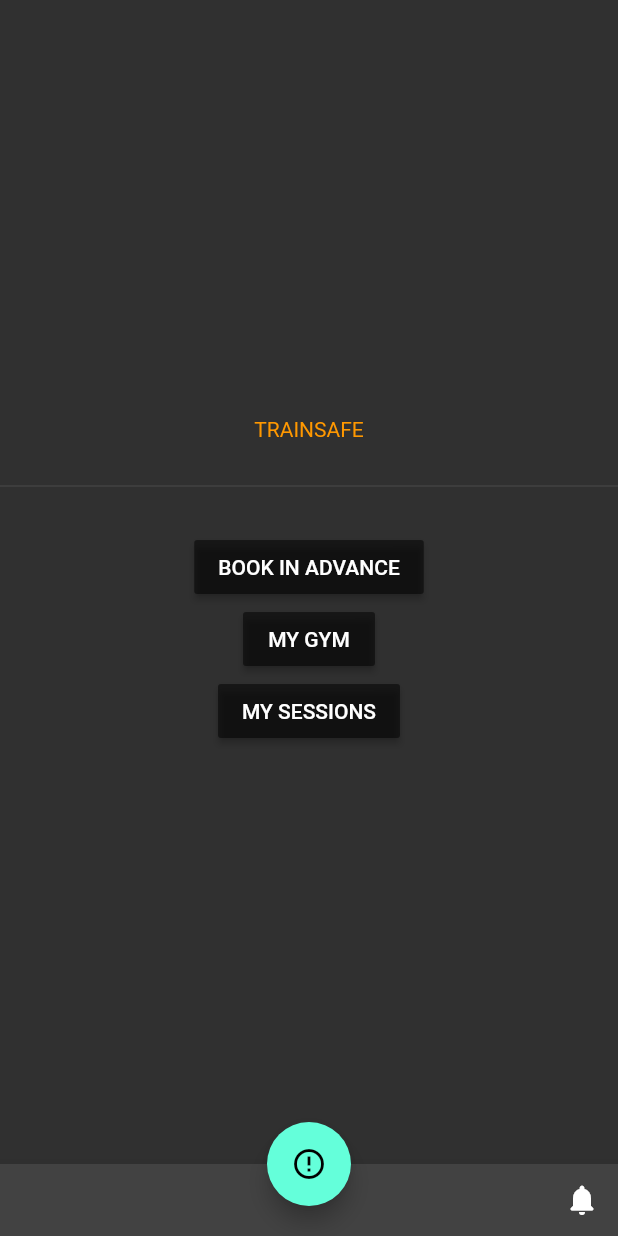
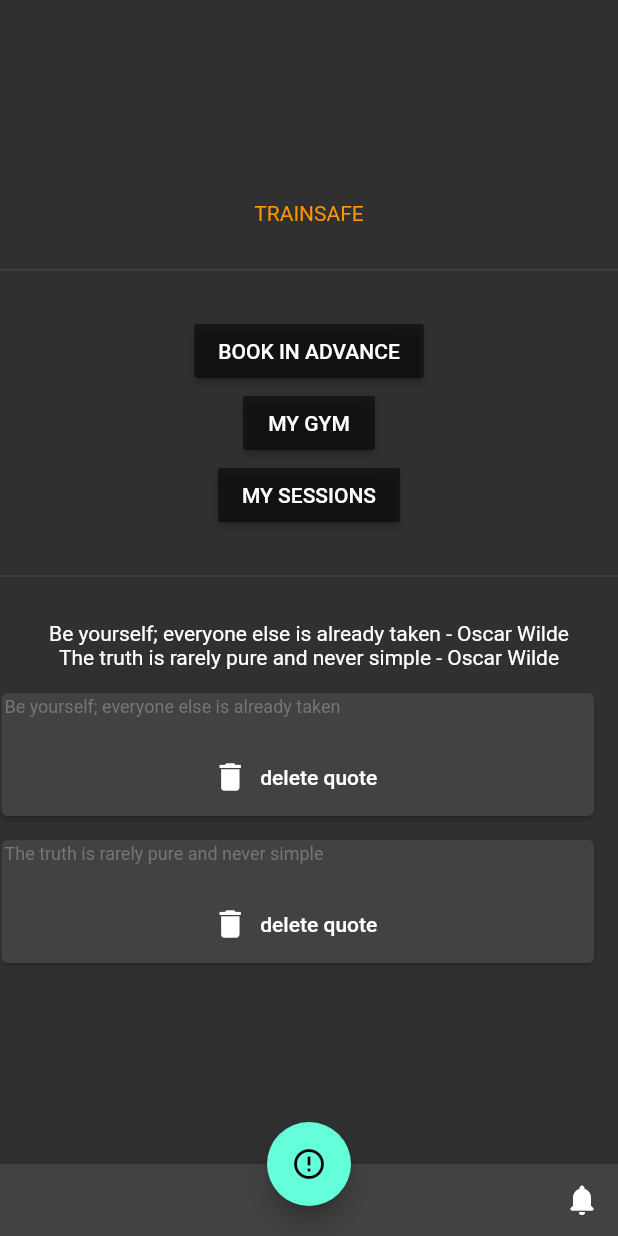
Before and after one commit to BernardoFaria/CCU, a Flutter app: the screen it shows after launch, on a phone screen of 412 x 824 dp. Run offline on Flutter 3.47's test engine with Material 2 defaults, Android fonts, the phone set to English and light mode, and no system bars.

Commit message:
more tests flutter

```diff
--- a/lib/main.dart
+++ b/lib/main.dart
@@ -1,4 +1,8 @@
+import 'dart:collection';
+
 import 'package:flutter/material.dart';
+import 'quote.dart';
+import 'quote_card.dart';
 
 void main() => runApp(MaterialApp(
   theme: ThemeData(
@@ -16,6 +20,11 @@
 class Home extends State<NinjaCard> {
 
   int ninjaLevel = 0;
+  List<Quote> quotes = [
+    Quote(author: 'Oscar Wilde', text: 'Be yourself; everyone else is already taken'),
+    Quote(author: 'Oscar Wilde', text: 'The truth is rarely pure and never simple')
+  ];
+
 
   @override
   Widget build(BuildContext context) {
@@ -33,26 +42,48 @@
             Divider(
               height: 60.0,
             ),
-            RaisedButton(
+            Container(
+              child: RaisedButton(
                 color: Colors.black.withOpacity(0.5),
                 onPressed: () {
                   // Respond to button press
                 },
                 child: Text("BOOK IN ADVANCE"),
               ),
-            RaisedButton(
+            ),
+            Container(
+              child: RaisedButton(
                 color: Colors.black.withOpacity(0.5),
                 onPressed: () {
                   // Respond to button press
                 },
                 child: Text("MY GYM"),
               ),
-            RaisedButton(
+            ),
+            Container(
+              child: RaisedButton(
                 color: Colors.black.withOpacity(0.5),
                 onPressed: () {
                   // Respond to button press
                 },
                 child: Text("MY SESSIONS"),
+              ),
+            ),
+            Divider(
+              height: 60.0,
+            ),
+            Column(
+              children: quotes.map((quote) => Text('${quote.text} - ${quote.author}')).toList(),
+            ),
+            Column(
+              children: quotes.map((quote) => QuoteCard(
+                quote: quote,
+                delete: (){
+                  setState(() {
+                    quotes.remove(quote);
+                  });
+                }
+              )).toList(),
             ),
           ],
         ),
--- /dev/null
+++ b/lib/quote.dart
@@ -0,0 +1,10 @@
+class Quote {
+
+  String text;
+  String author;
+
+  Quote({  this.author,  this.text });
+
+}
+
+//Quote myquote = Quote(author: 'ze', text: "oi");
--- /dev/null
+++ b/lib/quote_card.dart
@@ -0,0 +1,45 @@
+import 'package:flutter/material.dart';
+import 'quote.dart';
+
+class QuoteCard extends StatelessWidget {
+  final Quote quote;
+  final Function delete;
+
+  QuoteCard({ this.quote, this.delete });
+
+
+  @override
+  Widget build(BuildContext context) {
+    return Card(
+        margin: const EdgeInsets.fromLTRB(1.0, 16.0, 16.0, 0),
+        child: Padding(
+          padding: const EdgeInsets.all(2.0),
+          child: Column(
+            crossAxisAlignment: CrossAxisAlignment.stretch,
+            children: <Widget>[
+              Text(
+                quote.text,
+                style: TextStyle(
+                  fontSize: 12.0,
+                  color: Colors.grey[600],
+                ),
+              ),
+              SizedBox(height: 2.0),
+              Text(
+                quote.author,
+                style: TextStyle(
+                  fontSize: 12.0,
+                  color: Colors.grey[800],
+                ),
+              ),
+              FlatButton.icon(
+                onPressed: delete,
+                label: Text('delete quote'),
+                icon: Icon(Icons.delete),
+              )
+            ],
+          ),
+        )
+    );
+  }
+}
--- a/pubspec.yaml
+++ b/pubspec.yaml
@@ -45,8 +45,7 @@
   uses-material-design: true
 
   # To add assets to your application, add an assets section, like this:
-  assets:
-    - assets/thumb.jpg
+  #assets:
   #   - images/a_dot_ham.jpeg
 
   # An image asset can refer to one or more resolution-specific "variants", see
```
Also changed, not shown: assets/thumb.jpg (deleted), lib/pages/book_advance.dart (added), lib/pages/infection_control.dart (added), lib/pages/mygym.dart (added). Lines whose indentation alone changed are shown as unchanged.
